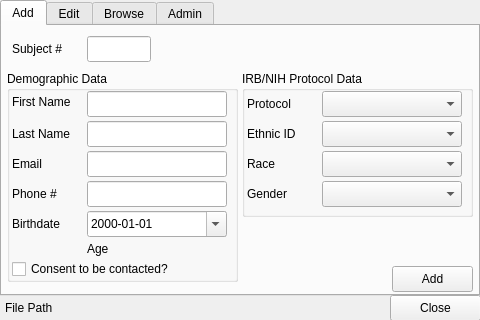
Old version of the form src/psylab/subject_manager/subject_manager_ui.ui in the repository cbrown1/psylab.
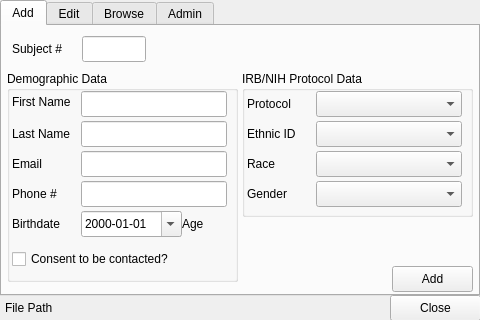
New version of the form. The open tabs and pages were chosen to show the change.

Commit message: subject_manager: edit form loads all data except custom

```diff
--- a/src/psylab/subject_manager/subject_manager_ui.ui
+++ b/src/psylab/subject_manager/subject_manager_ui.ui
@@ -51,7 +51,7 @@
     <widget class="QLineEdit" name="add_subject_lineEdit">
      <property name="geometry">
       <rect>
-       <x>85</x>
+       <x>80</x>
        <y>10</y>
        <width>64</width>
        <height>26</height>
@@ -88,7 +88,7 @@
        <rect>
         <x>5</x>
         <y>85</y>
-        <width>80</width>
+        <width>71</width>
         <height>16</height>
        </rect>
       </property>
@@ -99,9 +99,9 @@
      <widget class="QDateEdit" name="add_birthdate_dateEdit">
       <property name="geometry">
        <rect>
-        <x>80</x>
+        <x>74</x>
         <y>140</y>
-        <width>140</width>
+        <width>101</width>
         <height>26</height>
        </rect>
       </property>
@@ -117,7 +117,7 @@
        <rect>
         <x>5</x>
         <y>115</y>
-        <width>80</width>
+        <width>71</width>
         <height>16</height>
        </rect>
       </property>
@@ -128,9 +128,9 @@
      <widget class="QLineEdit" name="add_name_last_lineEdit">
       <property name="geometry">
        <rect>
-        <x>80</x>
+        <x>74</x>
         <y>50</y>
-        <width>140</width>
+        <width>146</width>
         <height>26</height>
        </rect>
       </property>
@@ -140,7 +140,7 @@
        <rect>
         <x>5</x>
         <y>145</y>
-        <width>80</width>
+        <width>71</width>
         <height>16</height>
        </rect>
       </property>
@@ -153,7 +153,7 @@
        <rect>
         <x>5</x>
         <y>55</y>
-        <width>80</width>
+        <width>71</width>
         <height>16</height>
        </rect>
       </property>
@@ -164,9 +164,9 @@
      <widget class="QLineEdit" name="add_email_lineEdit">
       <property name="geometry">
        <rect>
-        <x>80</x>
+        <x>74</x>
         <y>80</y>
-        <width>140</width>
+        <width>146</width>
         <height>26</height>
        </rect>
       </property>
@@ -174,9 +174,9 @@
      <widget class="QLineEdit" name="add_phone_lineEdit">
       <property name="geometry">
        <rect>
-        <x>80</x>
+        <x>74</x>
         <y>110</y>
-        <width>140</width>
+        <width>146</width>
         <height>26</height>
        </rect>
       </property>
@@ -186,7 +186,7 @@
        <rect>
         <x>5</x>
         <y>20</y>
-        <width>80</width>
+        <width>71</width>
         <height>21</height>
        </rect>
       </property>
@@ -197,9 +197,9 @@
      <widget class="QLineEdit" name="add_name_first_lineEdit">
       <property name="geometry">
        <rect>
-        <x>80</x>
+        <x>74</x>
         <y>20</y>
-        <width>140</width>
+        <width>146</width>
         <height>26</height>
        </rect>
       </property>
@@ -208,7 +208,7 @@
       <property name="geometry">
        <rect>
         <x>5</x>
-        <y>185</y>
+        <y>175</y>
         <width>196</width>
         <height>26</height>
        </rect>
@@ -220,9 +220,9 @@
      <widget class="QLabel" name="add_age_label">
       <property name="geometry">
        <rect>
-        <x>80</x>
-        <y>170</y>
-        <width>91</width>
+        <x>175</x>
+        <y>145</y>
+        <width>51</width>
         <height>16</height>
        </rect>
       </property>
@@ -246,9 +246,9 @@
      <widget class="QComboBox" name="add_protocol_comboBox">
       <property name="geometry">
        <rect>
-        <x>80</x>
+        <x>74</x>
         <y>20</y>
-        <width>140</width>
+        <width>146</width>
         <height>26</height>
        </rect>
       </property>
@@ -258,7 +258,7 @@
        <rect>
         <x>5</x>
         <y>55</y>
-        <width>80</width>
+        <width>71</width>
         <height>16</height>
        </rect>
       </property>
@@ -269,9 +269,9 @@
      <widget class="QComboBox" name="add_gender_comboBox">
       <property name="geometry">
        <rect>
-        <x>80</x>
+        <x>74</x>
         <y>110</y>
-        <width>140</width>
+        <width>146</width>
         <height>26</height>
        </rect>
       </property>
@@ -279,9 +279,9 @@
      <widget class="QComboBox" name="add_ethnic_id_comboBox">
       <property name="geometry">
        <rect>
-        <x>80</x>
+        <x>74</x>
         <y>50</y>
-        <width>140</width>
+        <width>146</width>
         <height>26</height>
        </rect>
       </property>
@@ -291,7 +291,7 @@
        <rect>
         <x>5</x>
         <y>85</y>
-        <width>80</width>
+        <width>71</width>
         <height>16</height>
        </rect>
       </property>
@@ -302,9 +302,9 @@
      <widget class="QComboBox" name="add_race_comboBox">
       <property name="geometry">
        <rect>
-        <x>80</x>
+        <x>74</x>
         <y>80</y>
-        <width>140</width>
+        <width>146</width>
         <height>26</height>
        </rect>
       </property>
@@ -314,7 +314,7 @@
        <rect>
         <x>5</x>
         <y>115</y>
-        <width>80</width>
+        <width>71</width>
         <height>16</height>
        </rect>
       </property>
@@ -327,7 +327,7 @@
        <rect>
         <x>5</x>
         <y>25</y>
-        <width>80</width>
+        <width>71</width>
         <height>16</height>
        </rect>
       </property>
```
Left out of the diff: 26 changed lines with no effect on the pictures. The commit also changes 2 other files.
